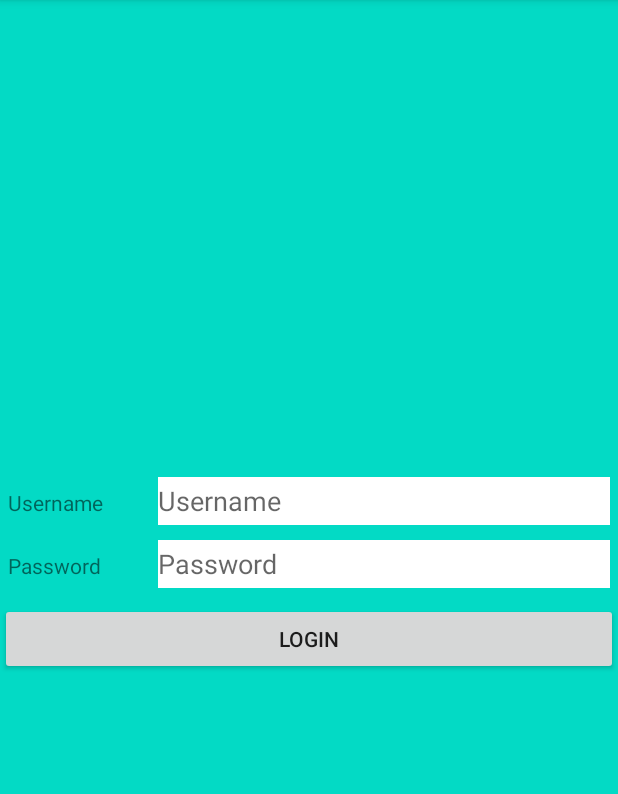
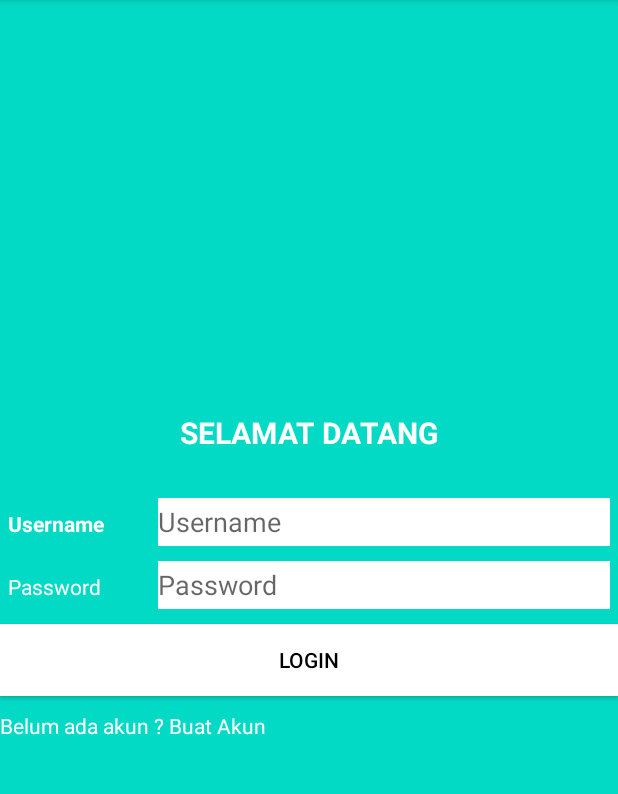
Before and after one commit to HezkielRivaldoSiregar/ProgAndroid, an Android app: the screen it shows after launch (LoginActivity), after a tap on "LOGIN", on a phone screen of 412 x 824 dp, the part 84-878 px from its top. Run offline under Robolectric (Android 15) with nearby library versions, the phone set to English and light mode, and no system bars.

Commit message:
+add login session +add feature register +add feature logout

```diff
--- a/app/src/main/AndroidManifest.xml
+++ b/app/src/main/AndroidManifest.xml
@@ -20,6 +20,7 @@
                 <category android:name="android.intent.category.LAUNCHER" />
             </intent-filter>
         </activity>
+        <activity android:name=".Register"/>
         <activity android:name=".HomeActivity" />
         <service android:name=".MyJobService"
             android:permission="android.permission.BIND_JOB_SERVICE"/>
--- /dev/null
+++ b/app/src/main/java/com/example/helloworld/DatabaseHelper.java
@@ -0,0 +1,58 @@
+package com.example.helloworld;
+
+import android.content.ContentValues;
+import android.content.Context;
+import android.database.Cursor;
+import android.database.sqlite.SQLiteDatabase;
+import android.database.sqlite.SQLiteOpenHelper;
+
+public class DatabaseHelper extends SQLiteOpenHelper {
+
+    public static final String database_name = "db_login";
+    public static final String table_name = "table_login";
+
+    public static final String row_id = "_id";
+    public static final String row_username = "Username";
+    public static final String row_password = "Password";
+
+    private SQLiteDatabase db;
+
+    public DatabaseHelper(Context context) {
+        super(context, database_name, null, 2);
+        db = getWritableDatabase();
+    }
+
+    @Override
+    public void onCreate(SQLiteDatabase db) {
+        String query = "CREATE TABLE " + table_name + "(" + row_id + " INTEGER PRIMARY KEY AUTOINCREMENT,"
+                + row_username + " TEXT," + row_password + " TEXT)";
+        db.execSQL(query);
+    }
+
+    @Override
+    public void onUpgrade(SQLiteDatabase db, int oldVersion, int newVersion) {
+        db.execSQL("DROP TABLE IF EXISTS " + table_name);
+    }
+
+    //Insert Data
+    public void insertData(ContentValues values){
+        db.insert(table_name, null, values);
+    }
+
+
+    public boolean checkUser(String username, String password){
+        String[] columns = {row_id};
+        SQLiteDatabase db = getReadableDatabase();
+        String selection = row_username + "=?" + " and " + row_password + "=?";
+        String[] selectionArgs = {username,password};
+        Cursor cursor = db.query(table_name, columns, selection, selectionArgs, null, null, null);
+        int count = cursor.getCount();
+        cursor.close();
+        db.close();
+
+        if (count>0)
+            return true;
+        else
+            return false;
+    }
+}
--- a/app/src/main/java/com/example/helloworld/LoginActivity.java
+++ b/app/src/main/java/com/example/helloworld/LoginActivity.java
@@ -1,56 +1,88 @@
 package com.example.helloworld;
 
-import androidx.appcompat.app.AppCompatActivity;
-import androidx.core.app.NotificationCompat;
-import androidx.core.app.NotificationManagerCompat;
-
 import android.content.Intent;
+import android.os.Build;
 import android.os.Bundle;
-import android.util.Log;
+import android.text.Html;
+import android.text.Spanned;
 import android.view.View;
 import android.widget.Button;
 import android.widget.EditText;
+import android.widget.TextView;
 import android.widget.Toast;
 
+import androidx.appcompat.app.AppCompatActivity;
+
+
+
 public class LoginActivity extends AppCompatActivity {
-    private static final String TAG = LoginActivity.class.getSimpleName();
 
-    private EditText txtUsername;
-    private EditText txtPassword;
-    private Button btnLogin;
+    EditText TxUsername, TxPassword;
+    Button BtnLogin,button;
+    DatabaseHelper dbHelper;
+
+    SharedPrefManager sharedPrefManager;
+
+
 
     @Override
     protected void onCreate(Bundle savedInstanceState) {
         super.onCreate(savedInstanceState);
-        Log.i(TAG, "onCreate: dipanggil");
-        Log.i(TAG, "onCreate: perubahan");
+        setContentView(R.layout.activity_main);
 
-        setContentView(R.layout.activity_main);
-        txtUsername = findViewById(R.id.txtUsername);
-        txtPassword = findViewById(R.id.txtPassword);
-        btnLogin = findViewById(R.id.btnLogin);
-        btnLogin.setOnClickListener(new View.OnClickListener() {
 
+        TxUsername = (EditText)findViewById(R.id.txtUsername);
+        TxPassword = (EditText)findViewById(R.id.txtPassword);
+        BtnLogin = (Button)findViewById(R.id.btnLogin);
+        dbHelper = new DatabaseHelper(this);
+        sharedPrefManager = new SharedPrefManager(this);
+
+
+        TextView tvCreateAccount = (TextView)findViewById(R.id.buatakun);
+        tvCreateAccount.setText(fromHtml("Belum ada akun ? " +
+                "</font><font color='#FFFFFF'>Buat Akun</font>"));
+        tvCreateAccount.setOnClickListener(new View.OnClickListener() {
             @Override
-            public void onClick(View view) {
+            public void onClick(View v) {
+                startActivity(new Intent(LoginActivity.this, Register.class));
+            }
+        });
 
-                if(txtUsername.getText().toString().equals("admin") && txtPassword.getText().toString().equals("admin")){
-                    onClickberhasil();
 
-                }else{
-                    Toast.makeText(getApplicationContext(), "Username atau Password Anda salah!", Toast.LENGTH_SHORT).show();
+        if (sharedPrefManager.getSPSudahLogin()){
+            startActivity(new Intent(LoginActivity.this, HomeActivity.class)
+                    .addFlags(Intent.FLAG_ACTIVITY_CLEAR_TOP | Intent.FLAG_ACTIVITY_NEW_TASK));
+            finish();
+        }
+
+        BtnLogin.setOnClickListener(new View.OnClickListener() {
+            @Override
+            public void onClick(View v) {
+                String username = TxUsername.getText().toString().trim();
+                String password = TxPassword.getText().toString().trim();
+
+                Boolean res = dbHelper.checkUser(username,password);
+                if(res == true){
+
+                    Toast.makeText(LoginActivity.this, "Selamat Datang di Aplikasiku", Toast.LENGTH_SHORT).show();
+                    startActivity(new Intent(LoginActivity.this, HomeActivity.class));
+                    sharedPrefManager.saveSPBoolean(SharedPrefManager.SP_SUDAH_LOGIN, true);
+                    finish();
                 }
-
+                else
+                {
+                    Toast.makeText(LoginActivity.this, "Silahkan cek E-mail dan Password anda", Toast.LENGTH_SHORT).show();
+                }
             }
-            private void onClickberhasil(){
-                setContentView(R.layout.activity_home);
-                startActivity(new Intent( getApplicationContext() , HomeActivity.class));
-                Intent intent = new Intent(getBaseContext(), HomeActivity.class);
-                intent.putExtra("COBA_INTENT_EXTRA", "Percobaan");
-                startActivity(intent);
-            }
-
         });
     }
-
+    public static Spanned fromHtml(String html){
+        Spanned result;
+        if (Build.VERSION.SDK_INT >= Build.VERSION_CODES.N){
+            result = Html.fromHtml(html, Html.FROM_HTML_MODE_LEGACY);
+        }else {
+            result = Html.fromHtml(html);
+        }
+        return result;
+    }
 }
--- /dev/null
+++ b/app/src/main/java/com/example/helloworld/SharedPrefManager.java
@@ -0,0 +1,49 @@
+package com.example.helloworld;
+
+import android.content.Context;
+import android.content.SharedPreferences;
+
+public class SharedPrefManager {
+
+    public static final String SP_HELLO = "spHelloApp";
+
+    public static final String SP_NAMA = "spNama";
+    public static final String SP_EMAIL = "spEmail";
+
+    public static final String SP_SUDAH_LOGIN = "spSudahLogin";
+
+    SharedPreferences sp;
+    SharedPreferences.Editor spEditor;
+
+    public SharedPrefManager(Context context) {
+        sp = context.getSharedPreferences(SP_HELLO, Context.MODE_PRIVATE);
+        spEditor = sp.edit();
+    }
+
+    public void saveSPString(String keySP, String value) {
+        spEditor.putString(keySP, value);
+        spEditor.commit();
+    }
+
+    public void saveSPInt(String keySP, int value) {
+        spEditor.putInt(keySP, value);
+        spEditor.commit();
+    }
+
+    public void saveSPBoolean(String keySP, boolean value) {
+        spEditor.putBoolean(keySP, value);
+        spEditor.commit();
+    }
+
+    public String getSPNama() {
+        return sp.getString(SP_NAMA, "");
+    }
+
+    public String getSPEmail() {
+        return sp.getString(SP_EMAIL, "");
+    }
+
+    public Boolean getSPSudahLogin() {
+        return sp.getBoolean(SP_SUDAH_LOGIN, false);
+    }
+}
--- a/app/src/main/res/layout/activity_main.xml
+++ b/app/src/main/res/layout/activity_main.xml
@@ -4,7 +4,17 @@
     android:layout_height="match_parent"
     android:orientation="vertical"
     android:background="@color/colorAccent"
-    android:gravity="center_vertical">
+    android:gravity="center_vertical"
+    >
+    <TextView
+        android:layout_width="wrap_content"
+        android:layout_height="wrap_content"
+        android:textColor="@color/White"
+        android:text="SELAMAT DATANG"
+        android:layout_margin="30dp"
+        android:textStyle="bold"
+        android:textSize="20sp"
+        android:layout_gravity="center"/>
 
     <LinearLayout
         android:layout_width="match_parent"
@@ -20,6 +30,9 @@
             android:layout_weight="0.25"
             android:layout_height="32dp"
             android:gravity="center_vertical"
+            android:textColor="@color/White"
+            android:textStyle="bold"
+
             android:text="Username"
             />
 
@@ -47,6 +60,7 @@
             android:layout_width="0dp"
             android:layout_weight="0.25"
             android:layout_height="32dp"
+            android:textColor="@color/White"
             android:gravity="center_vertical"
             android:text="Password" />
         <EditText
@@ -65,6 +79,23 @@
         android:layout_width="match_parent"
         android:layout_height="wrap_content"
         android:paddingLeft="5dp"
+        android:textColor="@color/Black"
+        android:layout_marginBottom="10dp"
+        android:background="@color/White"
+        style="@style/Widget.AppCompat.Button.Colored"
         android:paddingRight="5dp"
         android:text="Login" />
+
+
+    <TextView
+        android:id="@+id/buatakun"
+        android:layout_width="wrap_content"
+        android:layout_height="wrap_content"
+        android:textColor="@color/White"
+        android:text="Buat Akun"
+        android:layout_marginBottom="30dp"/>
+
+
+
+
 </LinearLayout>
```
Also changed, not shown: app/src/main/java/com/example/helloworld/HomeActivity.java (+27 -2 lines), app/src/main/java/com/example/helloworld/Register.java (added, +87 -0 lines), app/src/main/res/layout/activity_home.xml (+7 -0 lines), app/src/main/res/layout/activity_register.xml (added, +74 -0 lines).
